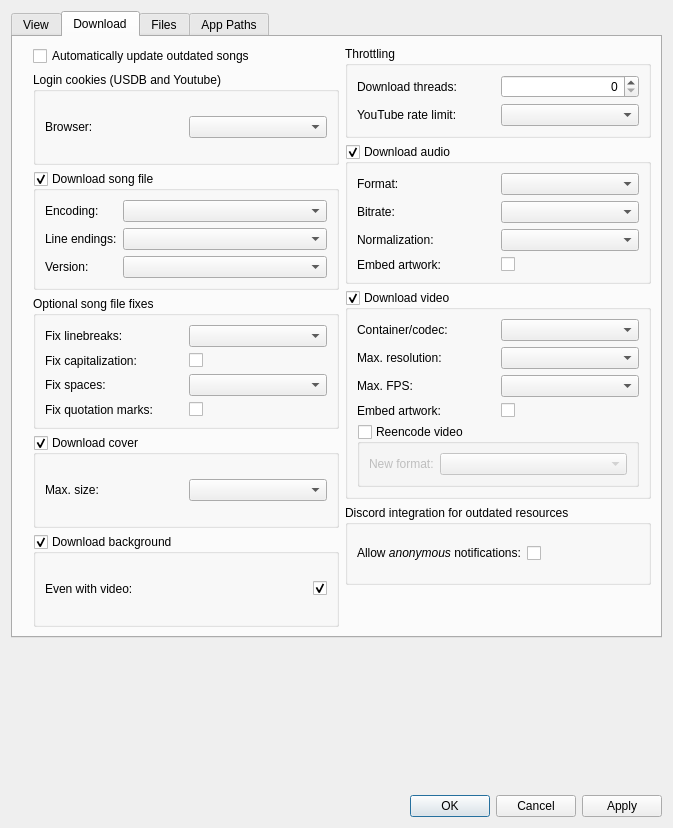
Before: the Qt Designer form src/usdb_syncer/gui/forms/SettingsDialog.ui in bohning/usdb_syncer, drawn with Qt 5.
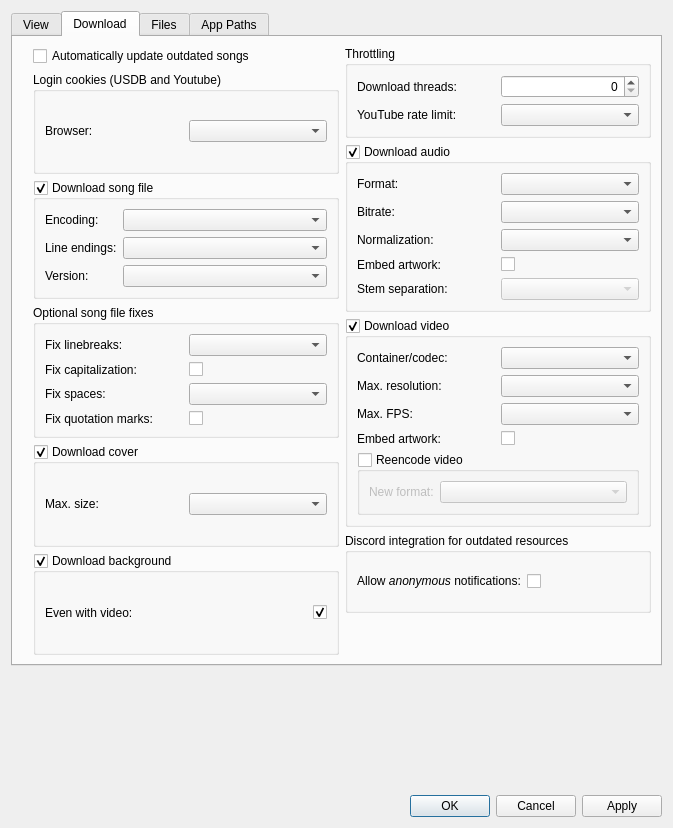
After: the same form once the commit is applied. The open tabs and pages were chosen to show the change. Icons and pictures are not drawn.

Commit message:
Second attempt at adding demucs for instrumentals
It uses demucs-cxfreeze as external dependency for audio stem separation into instrumental and vocals.

Diff of the .ui file:
```diff
--- a/src/usdb_syncer/gui/forms/SettingsDialog.ui
+++ b/src/usdb_syncer/gui/forms/SettingsDialog.ui
@@ -455,6 +455,13 @@
               </property>
              </widget>
             </item>
+            <item row="4" column="0">
+             <widget class="QLabel" name="label_audio_instrumental">
+              <property name="text">
+               <string>Stem separation:</string>
+              </property>
+             </widget>
+            </item>
             <item row="1" column="0">
              <widget class="QLabel" name="label_audio_bitrate">
               <property name="text">
@@ -503,6 +510,16 @@
               </property>
              </widget>
             </item>
+            <item row="4" column="3">
+             <widget class="QComboBox" name="comboBox_audio_stem_separation">
+              <property name="enabled">
+               <bool>false</bool>
+              </property>
+              <property name="toolTip">
+               <string>&lt;html&gt;&lt;head/&gt;&lt;body&gt;&lt;p&gt;The audio can be separated into vocals and instrumental by a trained model. This way you can sing along the instrumental track if the karaoke software supports this.&lt;/p&gt;&lt;p&gt;This requires format &lt;span style=&quot; font-weight:700;&quot;&gt;version 1.1.0&lt;/span&gt; or higher, otherwise this option is disabled.&lt;/p&gt;&lt;/body&gt;&lt;/html&gt;</string>
+              </property>
+             </widget>
+            </item>
            </layout>
           </widget>
          </item>
```
Left out of the diff: 2 changed lines with no effect on the pictures. The commit also changes 37 other files.
